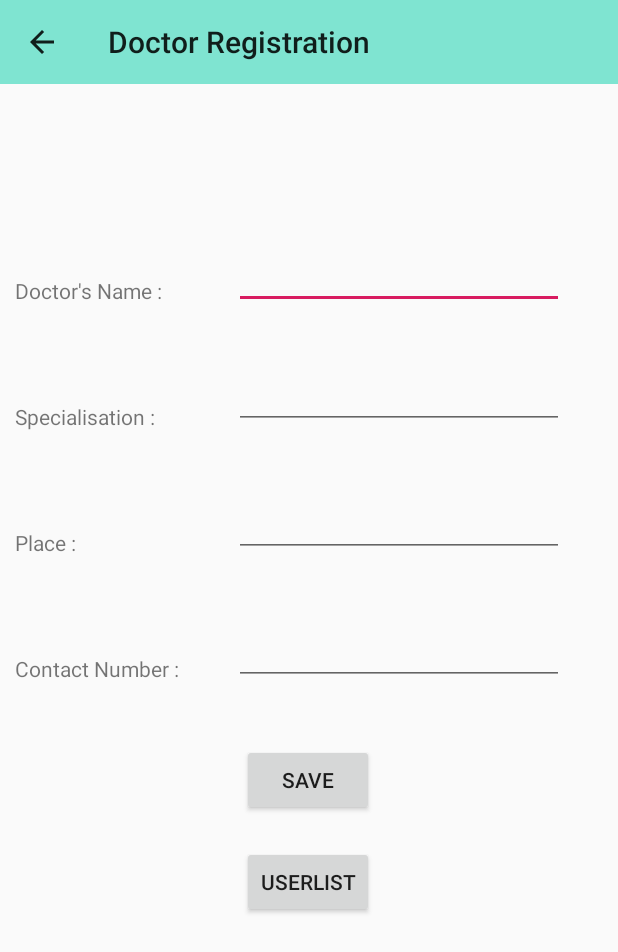
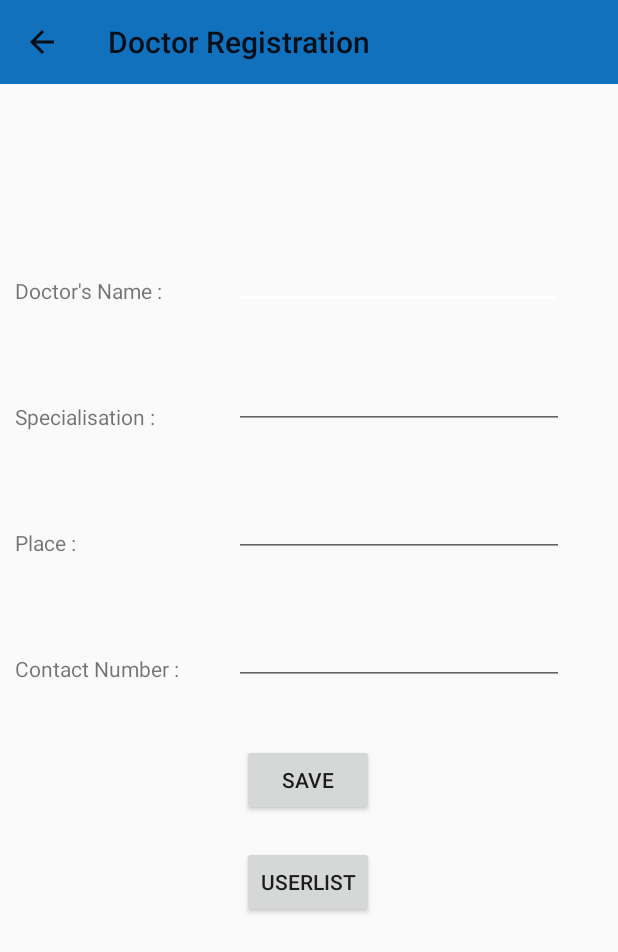
Before and after one commit to nidhashafeef/ch_centre, an Android app: the DoctorDetails screen opened directly, with no data from a screen before it, on a phone screen of 412 x 824 dp. Shown: the top 952 px of the screen. Run offline under Robolectric (Android 15) with nearby library versions, the phone set to English and light mode, and no system bars; our stand-ins replace RxJava.

Commit message:
color edited

```diff
--- a/app/src/main/res/values/colors.xml
+++ b/app/src/main/res/values/colors.xml
@@ -1,8 +1,8 @@
 <?xml version="1.0" encoding="utf-8"?>
 <resources>
-    <color name="colorPrimary">#7FE4D1</color>
+    <color name="colorPrimary">#1271BD</color>
     <color name="colorPrimaryDark">#00574B</color>
-    <color name="colorAccent">#D81B60</color>
+    <color name="colorAccent">#ffffff</color>
     <color name="bright_color">#79F1DE</color>
     <color name="light_color">#ACE4D3</color>
     <color name="white_color">#ffffff</color>
```
